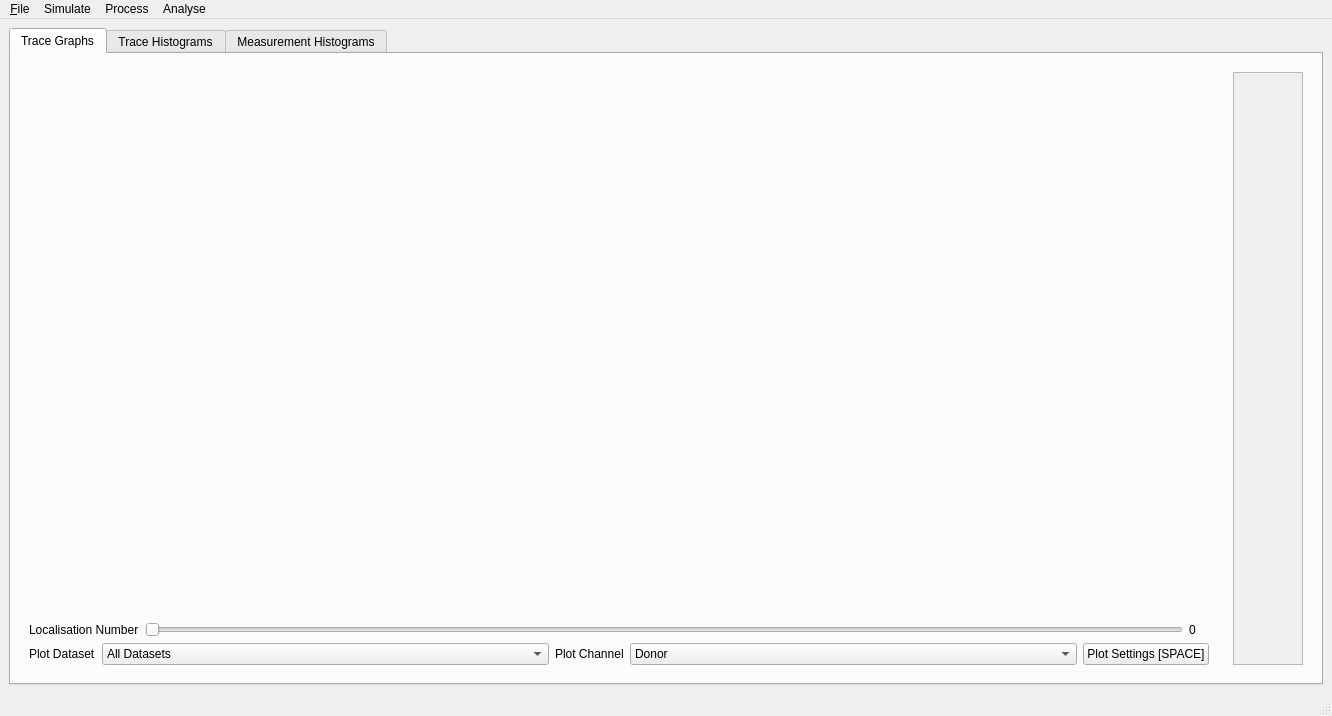
Above: src/GUI/mainwindow_gui.ui from piedrro/TraceAnalyser before the change. Below: the same form after it.
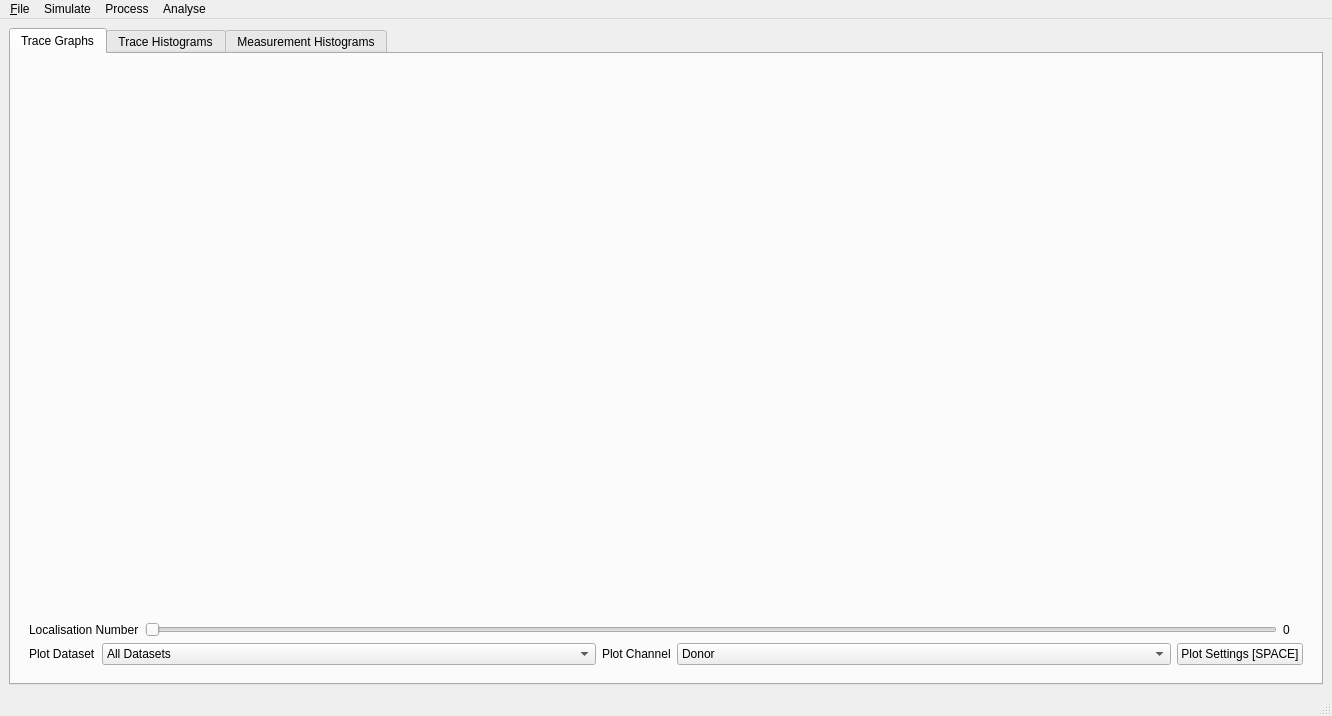
That is the form after the change.

Commit message: moved channel selector to plot settings

Patch:
```diff
--- a/src/GUI/mainwindow_gui.ui
+++ b/src/GUI/mainwindow_gui.ui
@@ -168,61 +168,6 @@
              </item>
             </layout>
            </item>
-           <item>
-            <layout class="QGridLayout" name="plot_checkbox_qgrid"/>
-           </item>
-          </layout>
-         </widget>
-        </item>
-        <item>
-         <widget class="QWidget" name="selector_container" native="true">
-          <property name="sizePolicy">
-           <sizepolicy hsizetype="Minimum" vsizetype="Preferred">
-            <horstretch>0</horstretch>
-            <verstretch>0</verstretch>
-           </sizepolicy>
-          </property>
-          <property name="minimumSize">
-           <size>
-            <width>10</width>
-            <height>0</height>
-           </size>
-          </property>
-          <layout class="QVBoxLayout" name="verticalLayout_9">
-           <item>
-            <widget class="QScrollArea" name="scroll_area">
-             <property name="sizePolicy">
-              <sizepolicy hsizetype="Minimum" vsizetype="Expanding">
-               <horstretch>0</horstretch>
-               <verstretch>0</verstretch>
-              </sizepolicy>
-             </property>
-             <property name="minimumSize">
-              <size>
-               <width>50</width>
-               <height>0</height>
-              </size>
-             </property>
-             <property name="widgetResizable">
-              <bool>true</bool>
-             </property>
-             <widget class="QWidget" name="scrollAreaWidgetContents">
-              <property name="geometry">
-               <rect>
-                <x>0</x>
-                <y>0</y>
-                <width>69</width>
-                <height>593</height>
-               </rect>
-              </property>
-              <layout class="QVBoxLayout" name="verticalLayout_11">
-               <item>
-                <layout class="QVBoxLayout" name="selector_layout"/>
-               </item>
-              </layout>
-             </widget>
-            </widget>
-           </item>
           </layout>
          </widget>
         </item>
```
The commit also changes 5 other files.
